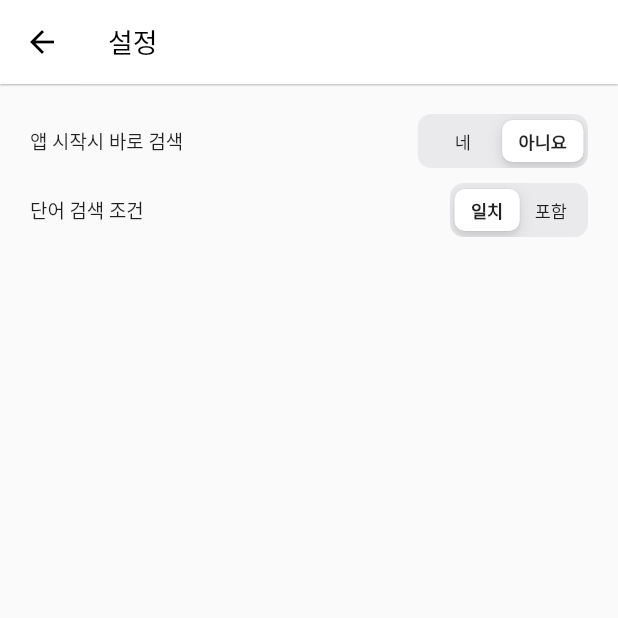
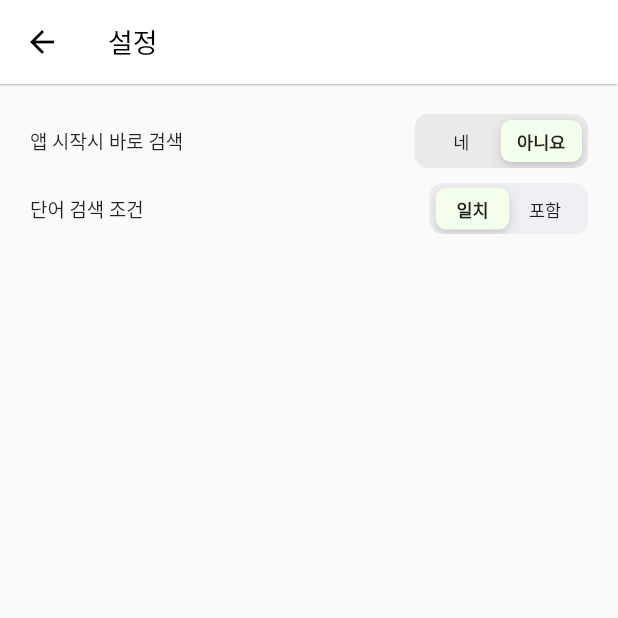
Before and after one commit to bargoLoft/WordWord, a Flutter app: the Home screen opened directly, item 4 of the bottom bar chosen, after a tap on "다너다너 설정", on a phone screen of 412 x 824 dp, the top half of it. Run offline on Flutter 3.47's test engine with Material 2 defaults, Android fonts, the phone set to English and light mode, and no system bars; our stand-ins replace animated_splash_screen, auto_size_text, device_info_plus, flutter_slidable, fluttertoast, font_awesome_flutter and 9 more; missing offline and left inert: flutter_email_sender, flutter_quill, ios_utsname_ext; accounts and stored records are empty; Roboto replaces fonts that are missing (KoPubBatang); project files that could hold a hidden picture were left out.

```diff
--- a/lib/providers/hive_service.dart
+++ b/lib/providers/hive_service.dart
@@ -41,9 +41,9 @@ class HiveService extends ChangeNotifier {
     notifyListeners();
   }
 
-  Future<void> deleteItem(wordtest word) async {
+  Future<void> deleteItem(String key) async {
     Box<wordtest> box = await Hive.openBox(wordHiveBox);
-    await box.delete(word.key);
+    await box.delete(key);
     notifyListeners();
   }
 
--- a/lib/screens/setting_screen.dart
+++ b/lib/screens/setting_screen.dart
@@ -54,10 +54,10 @@ class _SettingState extends State<Setting> {
                     ),
                     IgnorePointer(
                       child: CupertinoSlidingSegmentedControl(
-                        padding: const EdgeInsets.all(4),
+                        padding: const EdgeInsets.symmetric(horizontal: 5, vertical: 4),
                         groupValue: _autoFocus,
                         children: const {
-                          true: Text('네'),
+                          true: Text(' 네 '),
                           false: Text('아니요'),
                         },
                         onValueChanged: <bool>(newValue) {
@@ -66,6 +66,7 @@ class _SettingState extends State<Setting> {
                             _prefs.setBool('autoFocus', _autoFocus);
                           });
                         },
+                        thumbColor: Theme.of(context).primaryColorLight,
                       ),
                     ),
                   ],
@@ -79,11 +80,11 @@ class _SettingState extends State<Setting> {
                       style: Theme.of(context).textTheme.bodyLarge,
                     ),
                     CupertinoSlidingSegmentedControl(
-                      padding: const EdgeInsets.all(4),
+                      padding: const EdgeInsets.symmetric(horizontal: 5, vertical: 3),
                       groupValue: _method,
                       children: const {
-                        'exact': Text('일치'),
-                        'include': Text('포함'),
+                        'exact': Text(' 일치 '),
+                        'include': Text(' 포함 '),
                       },
                       onValueChanged: <bool>(newValue) {
                         setState(() {
@@ -91,6 +92,8 @@ class _SettingState extends State<Setting> {
                           _prefs.setString('method', _method);
                         });
                       },
+                      thumbColor: Theme.of(context).primaryColorLight,
+                      backgroundColor: CupertinoColors.extraLightBackgroundGray,
                     ),
                   ],
                 ),
--- a/lib/screens/storage_screen.dart
+++ b/lib/screens/storage_screen.dart
@@ -239,7 +239,7 @@ class _StorageScreenState extends State<StorageScreen> with TickerProviderStateM
                                         autoClose: true,
                                         flex: 1,
                                         onPressed: (context) {
-                                          hiveService.deleteItem(word);
+                                          hiveService.deleteItem(word.targetCode);
                                         },
                                         backgroundColor: Colors.white,
                                         foregroundColor: const Color(0xfffe6f6e),
--- a/lib/widgets/word_list.dart
+++ b/lib/widgets/word_list.dart
@@ -158,7 +158,7 @@ class _WordState extends State<Word> with AutomaticKeepAliveClientMixin {
               ? Stack(
                   children: [
                     Container(
-                      height: MediaQuery.of(context).size.height * 0.45,
+                      height: MediaQuery.of(context).size.height * 0.50,
                       decoration: BoxDecoration(
                           color: Theme.of(context).primaryColor,
                           borderRadius: const BorderRadius.only(
@@ -200,7 +200,7 @@ class _WordState extends State<Word> with AutomaticKeepAliveClientMixin {
               : Column(
                   children: [
                     Container(
-                      height: MediaQuery.of(context).size.height * 0.39,
+                      height: MediaQuery.of(context).size.height * 0.44,
                       width: MediaQuery.of(context).size.width,
                       //color: const Color(0xffa1df6e),
                       decoration: BoxDecoration(
```
Also changed, not shown: lib/screens/word_info_screen.dart (+63 -1 lines).
